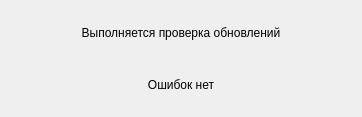
Old version of the form mainwindow.ui in the repository vgafk/launcher.
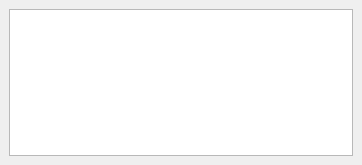
New version of the form.

What changed in the file:
```diff
--- a/mainwindow.ui
+++ b/mainwindow.ui
@@ -7,7 +7,7 @@
     <x>0</x>
     <y>0</y>
     <width>362</width>
-    <height>117</height>
+    <height>165</height>
    </rect>
   </property>
   <property name="windowTitle">
@@ -16,27 +16,7 @@
   <widget class="QWidget" name="centralwidget">
    <layout class="QVBoxLayout" name="verticalLayout">
     <item>
-     <widget class="QLabel" name="lbl_info">
-      <property name="text">
-       <string>Выполняется проверка обновлений</string>
-      </property>
-      <property name="alignment">
-       <set>Qt::AlignCenter</set>
-      </property>
-     </widget>
-    </item>
-    <item>
-     <widget class="QLabel" name="lbl_error">
-      <property name="text">
-       <string>Ошибок нет</string>
-      </property>
-      <property name="alignment">
-       <set>Qt::AlignCenter</set>
-      </property>
-      <property name="wordWrap">
-       <bool>true</bool>
-      </property>
-     </widget>
+     <widget class="QListWidget" name="lw_log"/>
     </item>
    </layout>
   </widget>
```
